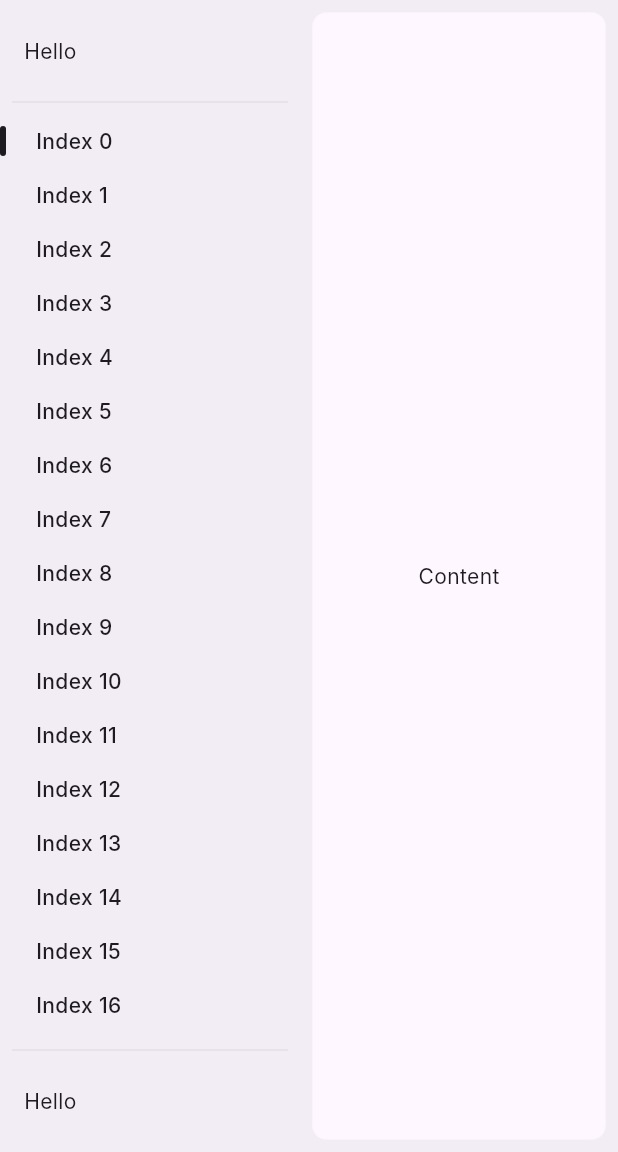
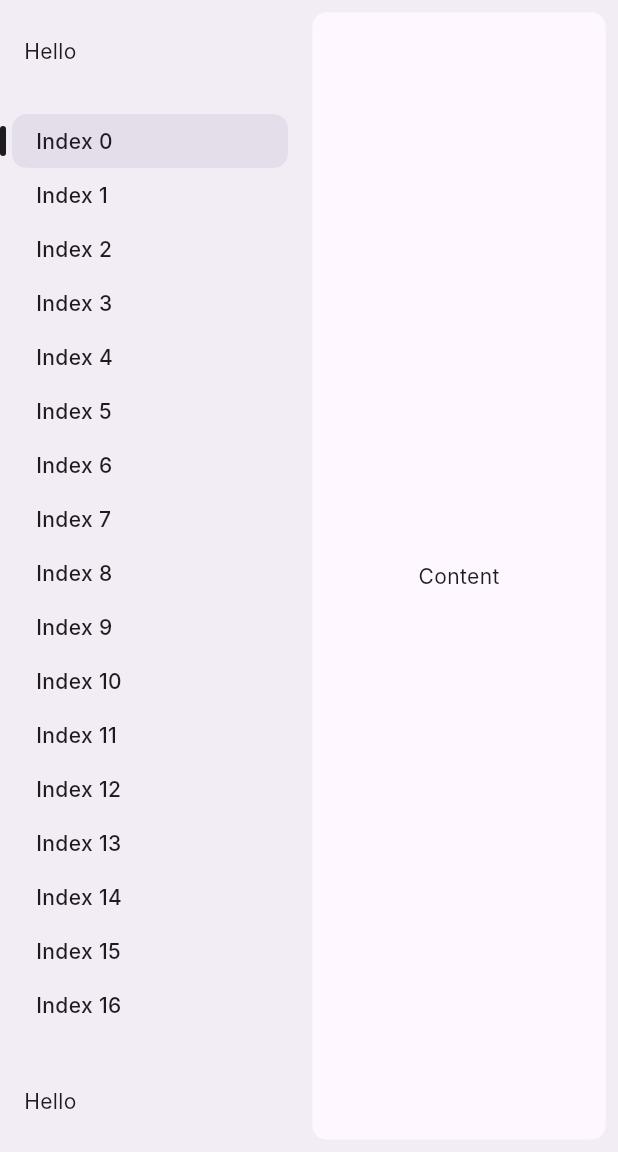
Before and after one commit to bsolca/ez-ui-flutter, a Flutter app: the screen it shows after launch, on a phone screen of 412 x 824 dp, the part 84-1236 px from its top. Run offline on Flutter 3.47's test engine with Material 3 defaults, Android fonts, the phone set to English and light mode, and no system bars; drawn by our look-alikes of dropdown_button2; our stand-ins replace flutter_riverpod, freezed_annotation, go_router, hive, hive_flutter, riverpod_annotation; missing offline and left inert: country_flags, quick_log; accounts and stored records are empty; generated files the repository leaves out were written again; Roboto replaces fonts that are missing (Inter).

Commit message:
Use constant file.

```diff
--- a/lib/src/shared/sidebar/sidebar.dart
+++ b/lib/src/shared/sidebar/sidebar.dart
@@ -1,5 +1,7 @@
+// sidebar.dart
 import 'package:flutter/material.dart';
 import 'package:impostor/src/shared/measuring_widget/measuring_widget.dart';
+import 'package:impostor/src/shared/sidebar/sidebar_consts.dart';
 import 'package:impostor/src/shared/sidebar/sidebar_footer.dart';
 import 'package:impostor/src/shared/sidebar/sidebar_header.dart';
 import 'package:impostor/src/shared/sidebar/sidebar_indicator_widget.dart';
@@ -63,18 +65,28 @@ class Sidebar extends StatefulWidget {
 }
 
 class _SidebarState extends State<Sidebar> {
-
   @override
   Widget build(BuildContext context) {
+    final colorScheme = Theme.of(context).colorScheme;
+
+    // Determine the sidebar background color based on the flag
+    final sidebarBackgroundColor = SidebarConsts.getSidebarBackgroundColor(
+      colorScheme,
+    );
+
+    // Define the divider widget using constants and dynamic colors
     final divider = Padding(
-      padding: const EdgeInsets.symmetric(horizontal: 8),
+      padding: SidebarConsts.dividerPadding,
       child: Divider(
-        thickness: 1,
-        color: Theme.of(context).colorScheme.inverseSurface.withAlpha(20),
+        thickness: SidebarConsts.dividerThickness,
+        color: SidebarConsts.getDividerColor(colorScheme),
       ),
     );
+
     return SizedBox(
-      width: 200,
+      width: SidebarConsts.sidebarWidth,
+      child: ColoredBox(
+        color: sidebarBackgroundColor,
         child: Column(
           children: [
             SidebarHeader(
@@ -98,7 +110,7 @@ class _SidebarState extends State<Sidebar> {
                             size.height,
                           ),
                           child: Padding(
-                          padding: const EdgeInsets.symmetric(horizontal: 8),
+                            padding: SidebarConsts.itemPadding,
                             child: SidebarItem(
                               text: widget.items[index],
                               isSelected: index == widget.currentIndex,
@@ -113,8 +125,10 @@ class _SidebarState extends State<Sidebar> {
                     scrollController: widget.scrollController,
                     itemHeights: widget.itemHeights,
                     selectedIndex: widget.currentIndex,
-                  indicatorColor: Theme.of(context).colorScheme.onSurface,
-                  indicatorPadding: const EdgeInsets.symmetric(vertical: 8),
+                    indicatorColor: SidebarConsts.getIndicatorColor(
+                      colorScheme,
+                    ),
+                    indicatorPadding: SidebarConsts.indicatorPadding,
                   ),
                 ],
               ),
@@ -126,6 +140,7 @@ class _SidebarState extends State<Sidebar> {
             ),
           ],
         ),
+      ),
     );
   }
 }
--- /dev/null
+++ b/lib/src/shared/sidebar/sidebar_consts.dart
@@ -0,0 +1,108 @@
+// sidebar_consts.dart
+import 'package:flutter/material.dart';
+import 'package:impostor/src/shared/squircle/squircle.dart';
+
+/// Constants and utility methods used in the Sidebar widget.
+class SidebarConsts {
+  // ************
+  // sidebar.dart
+  // ************
+
+  /// Divider padding
+  static const EdgeInsets dividerPadding = EdgeInsets.symmetric(horizontal: 8);
+
+  /// Divider thickness
+  static const double dividerThickness = 1;
+
+  /// Sidebar width
+  static const double sidebarWidth = 200;
+
+  /// Padding for sidebar items
+  static const EdgeInsets itemPadding = EdgeInsets.symmetric(horizontal: 8);
+
+  /// Padding for sidebar indicator
+  static const EdgeInsets indicatorPadding = EdgeInsets.symmetric(vertical: 8);
+
+  /// Default indicator color opacity for divider
+  static const int dividerColorOpacity = 20;
+
+  /// Default indicator vertical padding
+  static const double indicatorVerticalPadding = 8;
+
+  /// Returns the divider color.
+  static Color getDividerColor(ColorScheme colorScheme) {
+    return colorScheme.brightness == Brightness.dark
+        ? colorScheme.inverseSurface.withAlpha(dividerColorOpacity)
+        : colorScheme.surface.withAlpha(dividerColorOpacity);
+  }
+
+  /// Returns the indicator color.
+  static Color getIndicatorColor(ColorScheme colorScheme) {
+    return colorScheme.onSurface;
+  }
+
+  /// Returns the sidebar background color.
+  static Color getSidebarBackgroundColor(ColorScheme colorScheme) {
+    return colorScheme.brightness == Brightness.dark
+        ? colorScheme.surface
+        : colorScheme.surfaceContainer;
+  }
+
+
+  // *******************
+  // sidebar_footer.dart
+  // *******************
+
+  /// Padding for sidebar footer
+  static const EdgeInsets footerPadding = EdgeInsets.all(16);
+
+  // *******************
+  // sidebar_header.dart
+  // *******************
+
+  /// Padding for sidebar header
+  static const EdgeInsets headerPadding = EdgeInsets.all(16);
+
+  // *****************
+  // sidebar_item.dart
+  // *****************
+
+  /// Animation duration for sidebar items
+  static const Duration animationDuration = Duration(milliseconds: 200);
+
+  /// Border radius for sidebar items
+  static const double itemBorderRadius = 10;
+
+  /// Border smoothing for sidebar items
+  static const double itemBorderSmoothing = 0.5;
+
+  /// Overlay color opacity for sidebar items
+  static const int itemOverlayOpacity = 20;
+
+  /// Padding for SidebarItem content
+  static const EdgeInsets sidebarItemContentPadding =
+  EdgeInsets.symmetric(horizontal: 16, vertical: 8);
+
+  /// Text style for SidebarItem
+  static const TextStyle sidebarItemTextStyle = TextStyle(
+    fontWeight: FontWeight.w500,
+  );
+
+  /// Border radius for InkWell in SidebarItem
+  static const double sidebarItemInkWellBorderRadius = 8;
+
+  /// Overlay color for SidebarItem based on color scheme
+  static Color getSidebarItemOverlayColor(ColorScheme colorScheme) {
+    return colorScheme.inverseSurface.withAlpha(itemOverlayOpacity);
+  }
+
+  /// Shape border for SidebarItem using SmoothRectangleBorder
+  static ShapeBorder getSidebarItemShapeBorder() {
+    return SmoothRectangleBorder(
+      borderRadius: SmoothBorderRadius(
+        cornerRadius: itemBorderRadius,
+        cornerSmoothing: itemBorderSmoothing,
+      ),
+    );
+  }
+}
--- a/lib/src/shared/sidebar/sidebar_footer.dart
+++ b/lib/src/shared/sidebar/sidebar_footer.dart
@@ -1,4 +1,6 @@
+// sidebar_footer.dart
 import 'package:flutter/material.dart';
+import 'package:impostor/src/shared/sidebar/sidebar_consts.dart';
 
 /// A [SidebarFooter] widget that displays the footer section of the sidebar.
 ///
@@ -21,12 +23,15 @@ class SidebarFooter extends StatelessWidget {
 
   @override
   Widget build(BuildContext context) {
+    final logo = this.logo;
+    final headerText = this.headerText;
+
     return Padding(
-      padding: const EdgeInsets.all(16),
+      padding: SidebarConsts.footerPadding,
       child: Row(
         children: [
-          if (logo != null) logo!,
-          if (headerText != null) Text(headerText!),
+          if (logo != null) logo,
+          if (headerText != null) Text(headerText),
         ],
       ),
     );
--- a/lib/src/shared/sidebar/sidebar_header.dart
+++ b/lib/src/shared/sidebar/sidebar_header.dart
@@ -1,4 +1,5 @@
 import 'package:flutter/material.dart';
+import 'package:impostor/src/shared/sidebar/sidebar_consts.dart';
 
 /// A [SidebarHeader] widget that displays the header section of the sidebar.
 ///
@@ -26,7 +27,7 @@ class SidebarHeader extends StatelessWidget {
   @override
   Widget build(BuildContext context) {
     return Padding(
-      padding: const EdgeInsets.all(16),
+      padding: SidebarConsts.headerPadding,
       child: Row(
         children: [
           if (logo != null) logo!,
--- a/lib/src/shared/sidebar/sidebar_item.dart
+++ b/lib/src/shared/sidebar/sidebar_item.dart
@@ -1,5 +1,6 @@
+// sidebar_item.dart
 import 'package:flutter/material.dart';
-import 'package:impostor/src/shared/squircle/squircle.dart';
+import 'package:impostor/src/shared/sidebar/sidebar_consts.dart';
 
 /// A [SidebarItem] widget that represents a single item in the sidebar.
 ///
@@ -33,32 +34,31 @@ class SidebarItem extends StatefulWidget {
 class _SidebarItemState extends State<SidebarItem> {
   @override
   Widget build(BuildContext context) {
+    final colorScheme = Theme.of(context).colorScheme;
+
     return AnimatedContainer(
-      duration: const Duration(milliseconds: 200),
+      duration: SidebarConsts.animationDuration,
       decoration: ShapeDecoration(
-        shape: SmoothRectangleBorder(
-          borderRadius: SmoothBorderRadius(
-            cornerRadius: 10,
-            cornerSmoothing: 0.5,
-          ),
-        ),
+        shape: SidebarConsts.getSidebarItemShapeBorder(),
+        color: widget.isSelected
+            ? colorScheme.primary.withOpacity(0.1)
+            : Colors.transparent, // Example selected color
       ),
       child: Material(
         color: Colors.transparent,
         child: InkWell(
           onTap: widget.onTap,
           overlayColor: WidgetStateProperty.all(
-            Theme.of(context).colorScheme.inverseSurface.withAlpha(20),
+            SidebarConsts.getSidebarItemOverlayColor(colorScheme),
           ),
-          borderRadius: BorderRadius.circular(8),
+          borderRadius:
+          BorderRadius.circular(SidebarConsts.sidebarItemInkWellBorderRadius),
           child: Container(
             alignment: Alignment.centerLeft,
-            padding: const EdgeInsets.symmetric(horizontal: 16, vertical: 8),
+            padding: SidebarConsts.sidebarItemContentPadding,
             child: Text(
               widget.text,
-              style: const TextStyle(
-                fontWeight: FontWeight.w500,
-              ),
+              style: SidebarConsts.sidebarItemTextStyle,
             ),
           ),
         ),
```
Also changed, not shown: lib/src/shared/sidebar/sidebar_indicator_render_box.dart (deleted, +0 -86 lines). Lines whose indentation alone changed are shown as unchanged.
